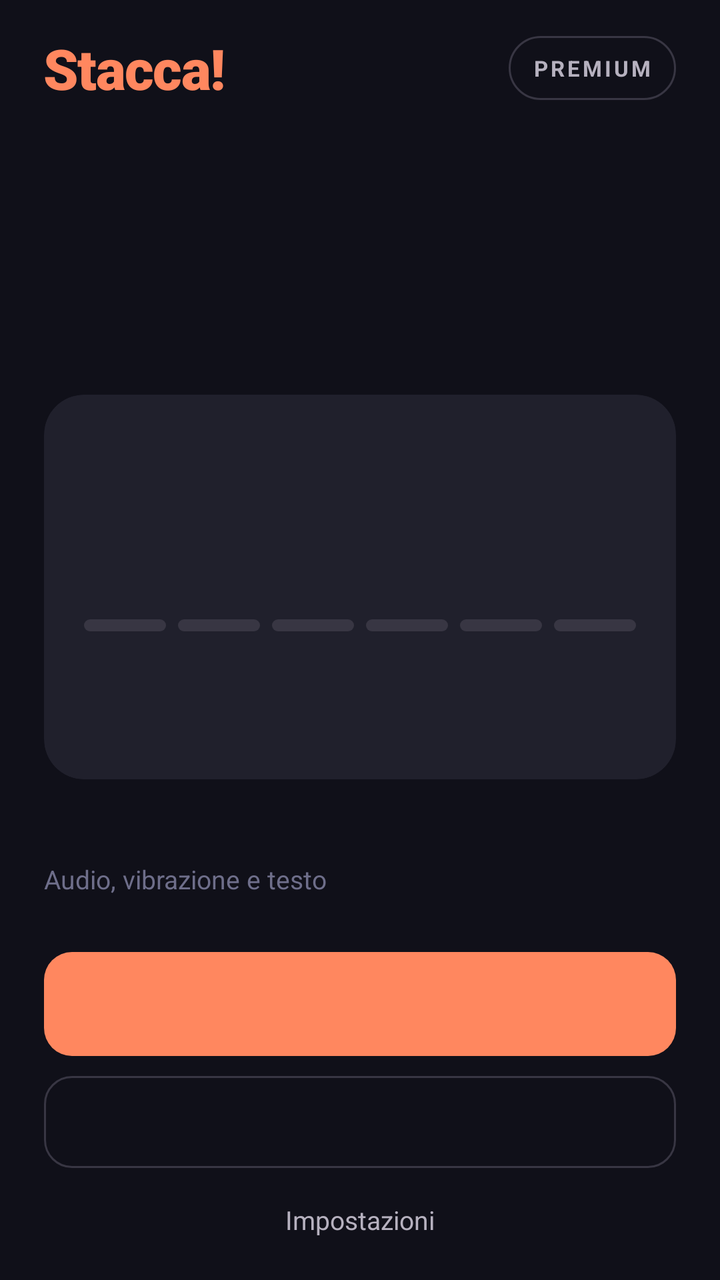
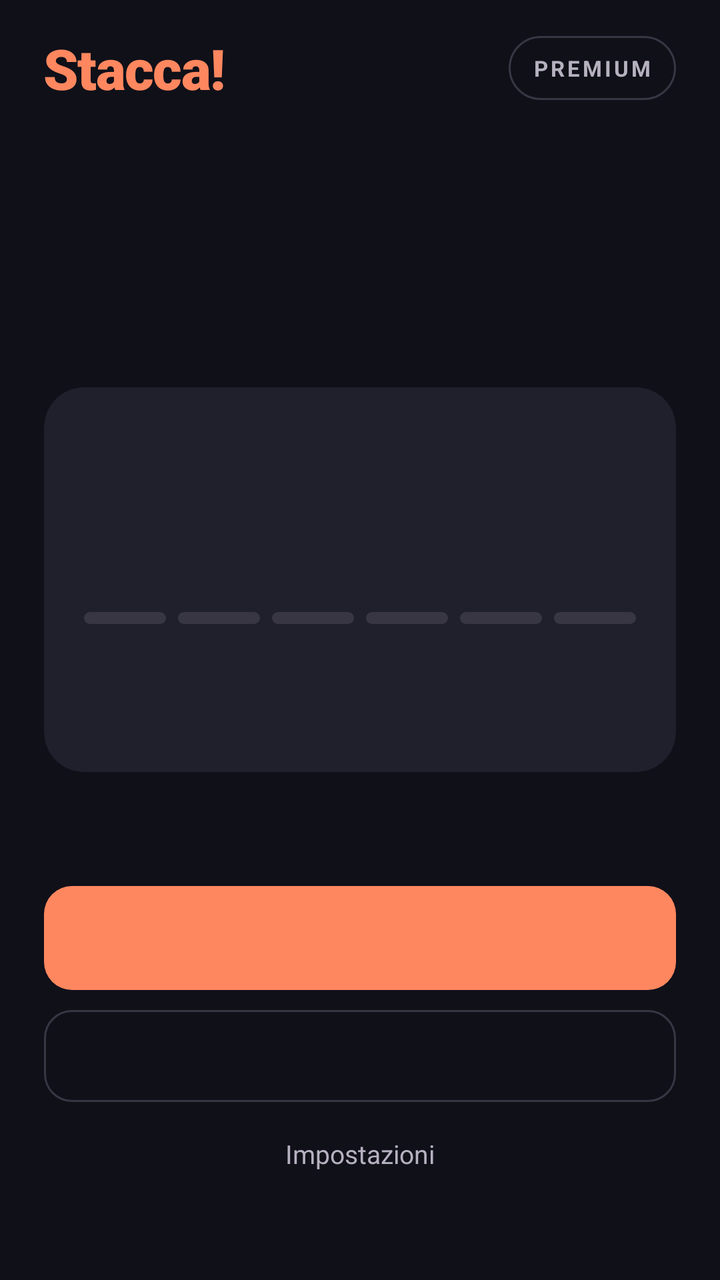

Compare the two renders of this Android layout. The source of the first and the diff that turns it into the second are given below.
<!-- AndroidManifest.xml: activity theme Theme.Stacca -->
<!-- res/layout/activity_main.xml -->
<?xml version="1.0" encoding="utf-8"?>
<ScrollView xmlns:android="http://schemas.android.com/apk/res/android"
    xmlns:app="http://schemas.android.com/apk/res-auto"
    android:layout_width="match_parent"
    android:layout_height="match_parent"
    android:background="@color/home_bg"
    android:fillViewport="true">

    <LinearLayout
        android:layout_width="match_parent"
        android:layout_height="match_parent"
        android:orientation="vertical"
        android:paddingStart="22dp"
        android:paddingEnd="22dp"
        android:paddingTop="12dp"
        android:paddingBottom="8dp">

        
        <LinearLayout
            android:layout_width="match_parent"
            android:layout_height="wrap_content"
            android:orientation="horizontal"
            android:gravity="center_vertical"
            android:minHeight="44dp">

            <TextView
                android:id="@+id/tvAppTitle"
                android:layout_width="0dp"
                android:layout_height="wrap_content"
                android:layout_weight="1"
                android:text="@string/app_name"
                android:textSize="28sp"
                android:fontFamily="sans-serif-black"
                android:letterSpacing="-0.02"
                android:textColor="@color/home_accent" />

            <TextView
                android:id="@+id/tvPremiumBadge"
                android:layout_width="wrap_content"
                android:layout_height="wrap_content"
                android:minHeight="32dp"
                android:gravity="center"
                android:background="@drawable/bg_badge"
                android:paddingStart="12dp"
                android:paddingEnd="12dp"
                android:text="@string/premium_badge"
                android:textSize="11sp"
                android:textStyle="bold"
                android:letterSpacing="0.12"
                android:textColor="@color/home_text_secondary" />
        </LinearLayout>

        
        <com.google.android.material.card.MaterialCardView
            android:id="@+id/cardPermissions"
            android:layout_width="match_parent"
            android:layout_height="wrap_content"
            android:visibility="gone"
            app:cardBackgroundColor="@color/home_surface"
            app:cardCornerRadius="20dp"
            app:cardElevation="0dp"
            app:strokeColor="#FFAB00"
            app:strokeWidth="1dp"
            android:layout_marginTop="12dp">

            <LinearLayout
                android:layout_width="match_parent"
                android:layout_height="wrap_content"
                android:orientation="vertical"
                android:padding="16dp">

                <TextView
                    android:layout_width="wrap_content"
                    android:layout_height="wrap_content"
                    android:text="@string/perm_card_title"
                    android:textSize="14sp"
                    android:textStyle="bold"
                    android:textColor="@color/home_text"
                    android:layout_marginBottom="4dp" />

                <TextView
                    android:id="@+id/tvPermNotification"
                    android:layout_width="match_parent"
                    android:layout_height="wrap_content"
                    android:minHeight="44dp"
                    android:gravity="center_vertical"
                    android:textSize="13sp"
                    android:textColor="@color/home_text_secondary"
                    android:focusable="true" />

                <TextView
                    android:id="@+id/tvPermExactAlarm"
                    android:layout_width="match_parent"
                    android:layout_height="wrap_content"
                    android:minHeight="44dp"
                    android:gravity="center_vertical"
                    android:textSize="13sp"
                    android:textColor="@color/home_text_secondary"
                    android:focusable="true" />

                <TextView
                    android:id="@+id/tvPermBattery"
                    android:layout_width="match_parent"
                    android:layout_height="wrap_content"
                    android:minHeight="44dp"
                    android:gravity="center_vertical"
                    android:textSize="13sp"
                    android:textColor="@color/home_text_secondary"
                    android:focusable="true" />

            </LinearLayout>
        </com.google.android.material.card.MaterialCardView>

        <Space
            android:id="@+id/spaceTop"
            android:layout_width="match_parent"
            android:layout_height="0dp"
            android:layout_weight="1"
            android:minHeight="16dp" />

        
        <TextView
            android:id="@+id/tvHeroLabel"
            android:layout_width="wrap_content"
            android:layout_height="wrap_content"
            android:textSize="12sp"
            android:textStyle="bold"
            android:letterSpacing="0.14"
            android:textColor="@color/home_text_secondary" />

        <TextView
            android:id="@+id/tvHeroTitle"
            android:layout_width="match_parent"
            android:layout_height="wrap_content"
            android:layout_marginTop="10dp"
            android:textSize="30sp"
            android:fontFamily="sans-serif-black"
            android:lineSpacingMultiplier="1.08"
            android:letterSpacing="-0.01"
            android:textColor="@color/home_text" />

        <TextView
            android:id="@+id/tvHeroSub"
            android:layout_width="match_parent"
            android:layout_height="wrap_content"
            android:layout_marginTop="8dp"
            android:textSize="14sp"
            android:textColor="@color/home_text_secondary" />

        
        <com.google.android.material.card.MaterialCardView
            android:id="@+id/cardInfo"
            android:layout_width="match_parent"
            android:layout_height="wrap_content"
            android:layout_marginTop="20dp"
            app:cardBackgroundColor="@color/home_surface"
            app:cardCornerRadius="20dp"
            app:cardElevation="0dp"
            app:strokeWidth="0dp">

            <LinearLayout
                android:layout_width="match_parent"
                android:layout_height="wrap_content"
                android:orientation="vertical"
                android:padding="20dp">

                <TextView
                    android:id="@+id/tvCardLabel"
                    android:layout_width="wrap_content"
                    android:layout_height="wrap_content"
                    android:textSize="12sp"
                    android:textStyle="bold"
                    android:letterSpacing="0.14"
                    android:textColor="@color/home_text_secondary" />

                <TextView
                    android:id="@+id/tvCardValue"
                    android:layout_width="wrap_content"
                    android:layout_height="wrap_content"
                    android:layout_marginTop="6dp"
                    android:textSize="46sp"
                    android:textStyle="bold"
                    android:fontFeatureSettings="tnum"
                    android:letterSpacing="-0.02"
                    android:includeFontPadding="false"
                    android:textColor="@color/home_text" />

                
                <LinearLayout
                    android:id="@+id/segments"
                    android:layout_width="match_parent"
                    android:layout_height="6dp"
                    android:layout_marginTop="16dp"
                    android:orientation="horizontal">

                    <View android:id="@+id/seg1" android:layout_width="0dp" android:layout_height="match_parent" android:layout_weight="1" android:layout_marginEnd="6dp" android:background="@drawable/bg_segment" />
                    <View android:id="@+id/seg2" android:layout_width="0dp" android:layout_height="match_parent" android:layout_weight="1" android:layout_marginEnd="6dp" android:background="@drawable/bg_segment" />
                    <View android:id="@+id/seg3" android:layout_width="0dp" android:layout_height="match_parent" android:layout_weight="1" android:layout_marginEnd="6dp" android:background="@drawable/bg_segment" />
                    <View android:id="@+id/seg4" android:layout_width="0dp" android:layout_height="match_parent" android:layout_weight="1" android:layout_marginEnd="6dp" android:background="@drawable/bg_segment" />
                    <View android:id="@+id/seg5" android:layout_width="0dp" android:layout_height="match_parent" android:layout_weight="1" android:layout_marginEnd="6dp" android:background="@drawable/bg_segment" />
                    <View android:id="@+id/seg6" android:layout_width="0dp" android:layout_height="match_parent" android:layout_weight="1" android:background="@drawable/bg_segment" />
                </LinearLayout>

                
                <LinearLayout
                    android:layout_width="match_parent"
                    android:layout_height="wrap_content"
                    android:layout_marginTop="10dp"
                    android:orientation="horizontal"
                    android:gravity="center_vertical">

                    <TextView
                        android:id="@+id/tvCardFootLeft"
                        android:layout_width="0dp"
                        android:layout_height="wrap_content"
                        android:layout_weight="1"
                        android:textSize="13sp"
                        android:textColor="@color/home_text_secondary" />

                    <TextView
                        android:id="@+id/tvCardFootRight"
                        android:layout_width="wrap_content"
                        android:layout_height="wrap_content"
                        android:minHeight="44dp"
                        android:minWidth="44dp"
                        android:gravity="center_vertical|end"
                        android:textSize="13sp"
                        android:fontFeatureSettings="tnum"
                        android:textColor="@color/home_text_secondary" />
                </LinearLayout>

            </LinearLayout>
        </com.google.android.material.card.MaterialCardView>

        
        <TextView
            android:id="@+id/tvExplain"
            android:layout_width="match_parent"
            android:layout_height="wrap_content"
            android:layout_marginTop="18dp"
            android:textSize="14sp"
            android:lineSpacingMultiplier="1.15"
            android:textColor="@color/home_text_secondary" />

        <TextView
            android:layout_width="match_parent"
            android:layout_height="wrap_content"
            android:layout_marginTop="4dp"
            android:text="@string/home_insultami_channels"
            android:textSize="13sp"
            android:textColor="@color/text_hint" />

        <Space
            android:id="@+id/spaceBottom"
            android:layout_width="match_parent"
            android:layout_height="0dp"
            android:layout_weight="1"
            android:minHeight="16dp" />

        
        <com.google.android.material.button.MaterialButton
            android:id="@+id/btnPrimary"
            android:layout_width="match_parent"
            android:layout_height="52dp"
            android:insetTop="0dp"
            android:insetBottom="0dp"
            android:textSize="17sp"
            android:textStyle="bold"
            android:textAllCaps="false"
            android:letterSpacing="0"
            android:textColor="@color/home_on_accent"
            app:backgroundTint="@color/home_accent"
            app:cornerRadius="14dp"
            app:elevation="0dp" />

        <com.google.android.material.button.MaterialButton
            android:id="@+id/btnSecondary"
            style="@style/Widget.Material3.Button.OutlinedButton"
            android:layout_width="match_parent"
            android:layout_height="46dp"
            android:layout_marginTop="10dp"
            android:insetTop="0dp"
            android:insetBottom="0dp"
            android:textSize="15sp"
            android:textStyle="bold"
            android:textAllCaps="false"
            android:letterSpacing="0"
            android:textColor="@color/home_text"
            app:strokeColor="@color/home_border"
            app:strokeWidth="1dp"
            app:cornerRadius="14dp" />

        
        <LinearLayout
            android:layout_width="match_parent"
            android:layout_height="wrap_content"
            android:layout_marginTop="4dp"
            android:orientation="horizontal"
            android:gravity="center">

            <TextView
                android:id="@+id/tvSnooze"
                android:layout_width="0dp"
                android:layout_height="wrap_content"
                android:layout_weight="1"
                android:minHeight="44dp"
                android:gravity="center_vertical|start"
                android:textSize="14sp"
                android:textColor="@color/home_text"
                android:background="?attr/selectableItemBackground"
                android:visibility="gone" />

            <TextView
                android:id="@+id/btnSettings"
                android:layout_width="wrap_content"
                android:layout_height="wrap_content"
                android:minHeight="44dp"
                android:minWidth="44dp"
                android:paddingStart="12dp"
                android:paddingEnd="12dp"
                android:gravity="center"
                android:text="@string/home_settings"
                android:textSize="13sp"
                android:textColor="@color/home_text_secondary"
                android:background="?attr/selectableItemBackgroundBorderless" />
        </LinearLayout>

    </LinearLayout>
</ScrollView>
<!-- resources referenced by this layout -->
<resources>
  <color name="home_accent">#FF875F</color>
  <color name="home_bg">#101019</color>
  <color name="home_border">#383643</color>
  <color name="home_on_accent">#20110B</color>
  <color name="home_surface">#20202C</color>
  <color name="home_text">#F8F5F0</color>
  <color name="home_text_secondary">#B6B1BF</color>
  <color name="text_hint">#6E6E8A</color>
  <!-- drawable bg_badge (drawable) -->
  <?xml version="1.0" encoding="utf-8"?>
  <shape xmlns:android="http://schemas.android.com/apk/res/android"
      android:shape="rectangle">
      <solid android:color="@android:color/transparent" />
      <stroke
          android:width="1dp"
          android:color="@color/home_border" />
      <corners android:radius="999dp" />
  </shape>
  <!-- drawable bg_segment (drawable) -->
  <?xml version="1.0" encoding="utf-8"?>
  <shape xmlns:android="http://schemas.android.com/apk/res/android"
      android:shape="rectangle">
      <solid android:color="@color/home_border" />
      <corners android:radius="3dp" />
  </shape>
  <string name="app_name">Stacca!</string>
  <string name="home_insultami_channels">Audio, vibrazione e testo</string>
  <string name="home_settings">Impostazioni</string>
  <string name="perm_card_title">🛡️ Protezione allarmi</string>
  <string name="premium_badge">PREMIUM</string>
  <style name="Theme.Stacca" parent="Theme.Material3.Dark.NoActionBar">
          <item name="colorPrimary">@color/primary</item>
          <item name="colorPrimaryDark">@color/primary_dark</item>
          <item name="colorOnPrimary">@color/on_primary</item>
          <item name="colorSecondary">@color/secondary</item>
          <item name="colorOnSecondary">@color/on_secondary</item>
          <item name="colorTertiary">@color/tertiary</item>
          <item name="colorOnTertiary">@color/on_tertiary</item>
          <item name="android:colorBackground">@color/background_dark</item>
          <item name="colorSurface">@color/surface</item>
          <item name="colorSurfaceVariant">@color/surface_variant</item>
          <item name="android:textColorPrimary">@color/text_primary</item>
          <item name="android:textColorSecondary">@color/text_secondary</item>
          <item name="android:textColorHint">@color/text_hint</item>
          <item name="android:statusBarColor">@color/background_dark</item>
          <item name="android:navigationBarColor">@color/background_dark</item>
          <item name="android:windowBackground">@color/background_dark</item>
      </style>
  <color name="primary">#FF6B35</color>
  <color name="primary_dark">#E55A2B</color>
  <color name="on_primary">#FFFFFF</color>
  <color name="secondary">#7B2FF7</color>
  <color name="on_secondary">#FFFFFF</color>
  <color name="tertiary">#00C9A7</color>
  <color name="on_tertiary">#FFFFFF</color>
  <color name="background_dark">#0D0D1A</color>
  <color name="surface">#16213E</color>
  <color name="surface_variant">#1E2A4A</color>
  <color name="text_primary">#FFFFFF</color>
  <color name="text_secondary">#B0B0CC</color>
</resources>

<!-- the commit's change to res/layout/activity_main.xml (unified diff, before → after) -->
@@ -114,9 +114,7 @@
         <Space
             android:id="@+id/spaceTop"
             android:layout_width="match_parent"
-            android:layout_height="0dp"
-            android:layout_weight="1"
-            android:minHeight="16dp" />
+            android:layout_height="24dp" />
 
         
         <TextView
@@ -242,20 +240,10 @@
             android:lineSpacingMultiplier="1.15"
             android:textColor="@color/home_text_secondary" />
 
-        <TextView
-            android:layout_width="match_parent"
-            android:layout_height="wrap_content"
-            android:layout_marginTop="4dp"
-            android:text="@string/home_insultami_channels"
-            android:textSize="13sp"
-            android:textColor="@color/text_hint" />
-
         <Space
             android:id="@+id/spaceBottom"
             android:layout_width="match_parent"
-            android:layout_height="0dp"
-            android:layout_weight="1"
-            android:minHeight="16dp" />
+            android:layout_height="20dp" />
 
         
         <com.google.android.material.button.MaterialButton
@@ -325,5 +313,11 @@
                 android:background="?attr/selectableItemBackgroundBorderless" />
         </LinearLayout>
 
+        
+        <Space
+            android:layout_width="match_parent"
+            android:layout_height="0dp"
+            android:layout_weight="1" />
+
     </LinearLayout>
 </ScrollView>
<!-- resource entries referenced after the edit -->
@@ -26,7 +26,6 @@
       <corners android:radius="3dp" />
   </shape>
   <string name="app_name">Stacca!</string>
-  <string name="home_insultami_channels">Audio, vibrazione e testo</string>
   <string name="home_settings">Impostazioni</string>
   <string name="perm_card_title">🛡️ Protezione allarmi</string>
   <string name="premium_badge">PREMIUM</string>
